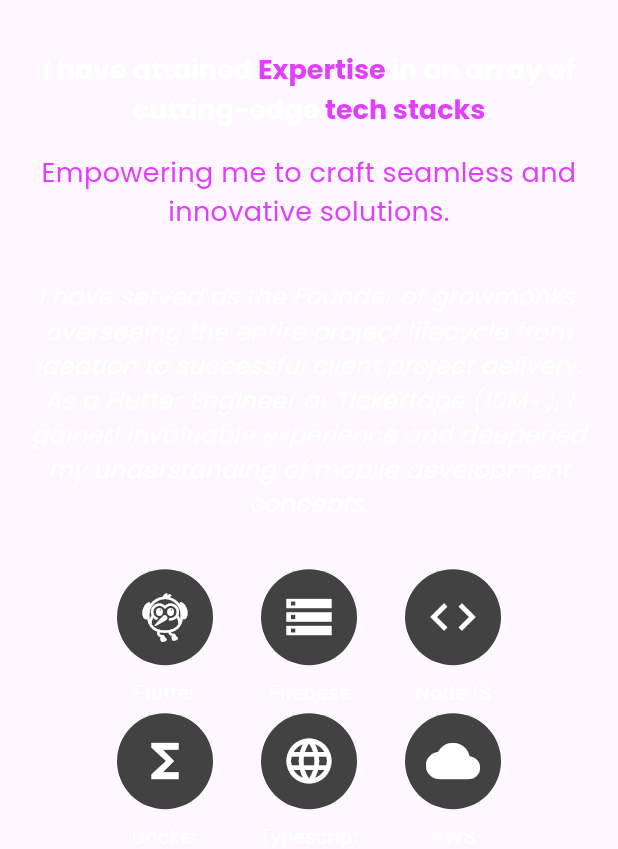
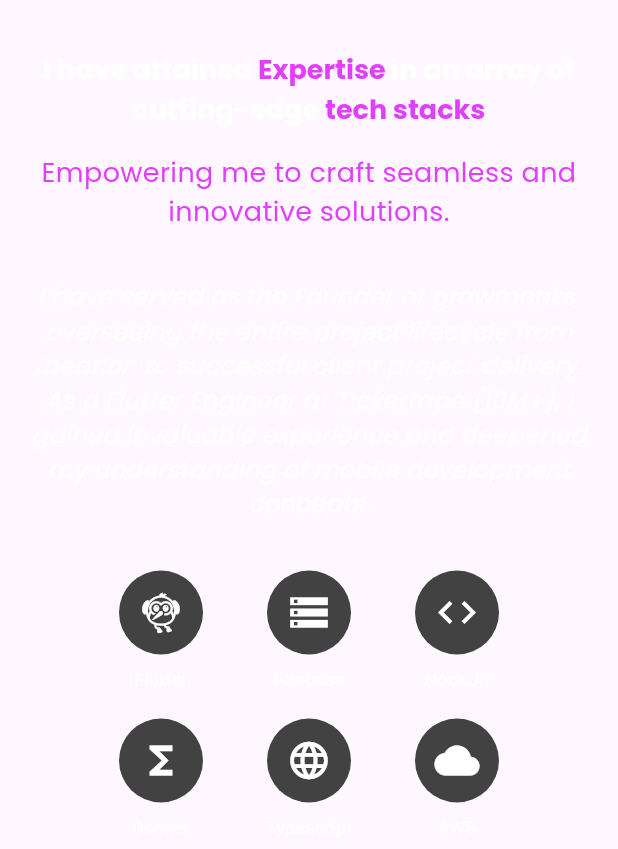
Before and after one commit to 31SUFI/flutter_portfolio_web, a Flutter app: the TechStackSection widget shown alone on an empty page, opened directly with empty values, on a phone screen of 412 x 824 dp. Shown: the top 849 px of the screen. Run offline on Flutter 3.47's test engine with Material 3 defaults, Android fonts, the phone set to English and light mode, and no system bars; our stand-ins replace font_awesome_flutter, simple_gradient_text.

Commit message:
fix issues of  techstack widget

```diff
--- a/lib/screens/widgets/tech_stack_widget.dart
+++ b/lib/screens/widgets/tech_stack_widget.dart
@@ -1,6 +1,4 @@
 import 'package:flutter/material.dart';
-import 'package:portfolio_web/constants/colors.dart';
-import 'package:simple_gradient_text/simple_gradient_text.dart';
 
 class TechStackSection extends StatelessWidget {
   final Size size; // Add a parameter for size
@@ -104,16 +102,16 @@ class TechStackSection extends StatelessWidget {
               physics:
                   NeverScrollableScrollPhysics(), // Prevent scrolling inside GridView
               crossAxisCount: isMobile ? 3 : 6, // 3 for mobile, 6 for desktop
-              crossAxisSpacing: 8, // Reduced spacing between columns
-              mainAxisSpacing: 8, // Reduced spacing between rows
+              crossAxisSpacing: 16, // Adjusted spacing between columns
+              mainAxisSpacing:
+                  16, // Increased spacing between rows to avoid overlap
               children: [
-                _buildTechStackIcon(Icons.flutter_dash, "Flutter"),
-                _buildTechStackIcon(Icons.storage, "Firebase"),
-                _buildTechStackIcon(Icons.code, "NodeJS"),
-                _buildTechStackIcon(Icons.functions_sharp, "Docker"),
-                _buildTechStackIcon(Icons.language, "Typescript"),
-                _buildTechStackIcon(Icons.cloud, "AWS"),
-                // Add more icons as needed...
+                _buildTechStackIcon(Icons.flutter_dash, "Flutter", isMobile),
+                _buildTechStackIcon(Icons.storage, "Firebase", isMobile),
+                _buildTechStackIcon(Icons.code, "NodeJS", isMobile),
+                _buildTechStackIcon(Icons.functions_sharp, "Docker", isMobile),
+                _buildTechStackIcon(Icons.language, "Typescript", isMobile),
+                _buildTechStackIcon(Icons.cloud, "AWS", isMobile),
               ],
             ),
           ),
@@ -122,22 +120,27 @@ class TechStackSection extends StatelessWidget {
     );
   }
 
-  // Helper widget to create each icon with a label
-  Widget _buildTechStackIcon(IconData icon, String label) {
+  // Helper widget to create each icon with a label, adjusted for mobile
+  Widget _buildTechStackIcon(IconData icon, String label, bool isMobile) {
     return Column(
       mainAxisAlignment: MainAxisAlignment.center,
       children: [
         CircleAvatar(
           backgroundColor: Colors.grey[800],
-          radius: 32, // Adjust size for a smaller circle
-          child: Icon(icon, color: Colors.white, size: 36),
+          radius: isMobile ? 28 : 32, // Smaller circle for mobile
+          child: Icon(icon,
+              color: Colors.white,
+              size: isMobile ? 30 : 36), // Adjusted icon size
         ),
         SizedBox(height: 8),
-        Text(
-          label,
-          style: TextStyle(
-            color: Colors.white,
-            fontSize: 14,
+        FittedBox(
+          // To ensure text fits within available space
+          child: Text(
+            label,
+            style: TextStyle(
+              color: Colors.white,
+              fontSize: isMobile ? 12 : 14, // Smaller text for mobile
+            ),
           ),
         ),
       ],
```
